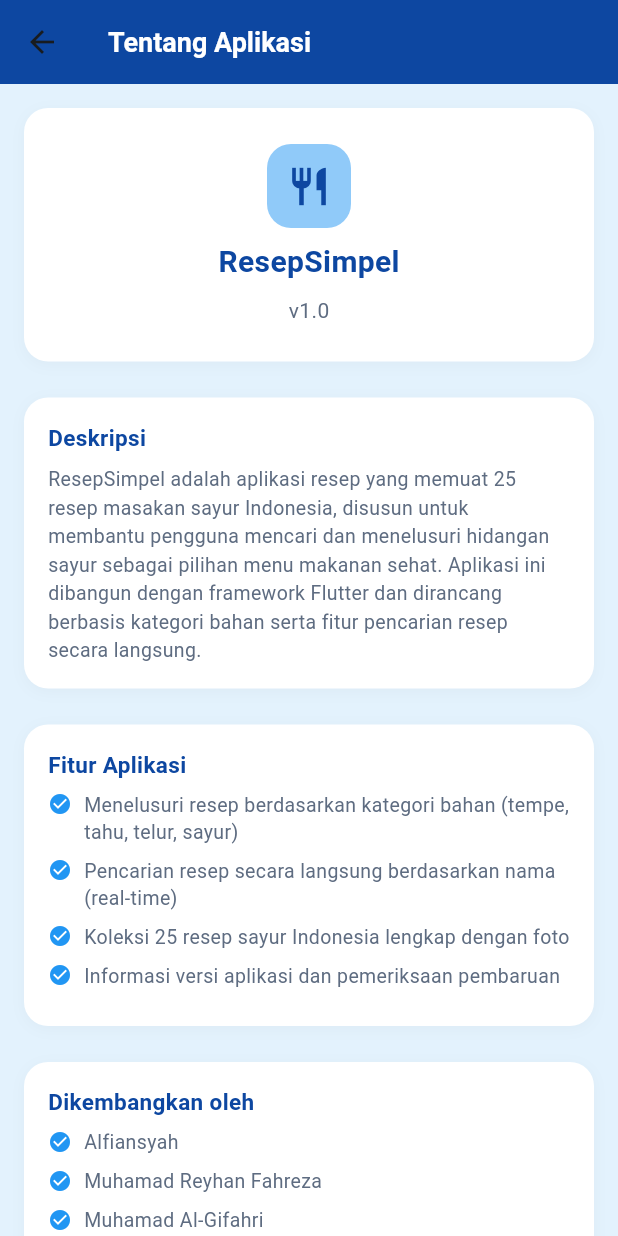
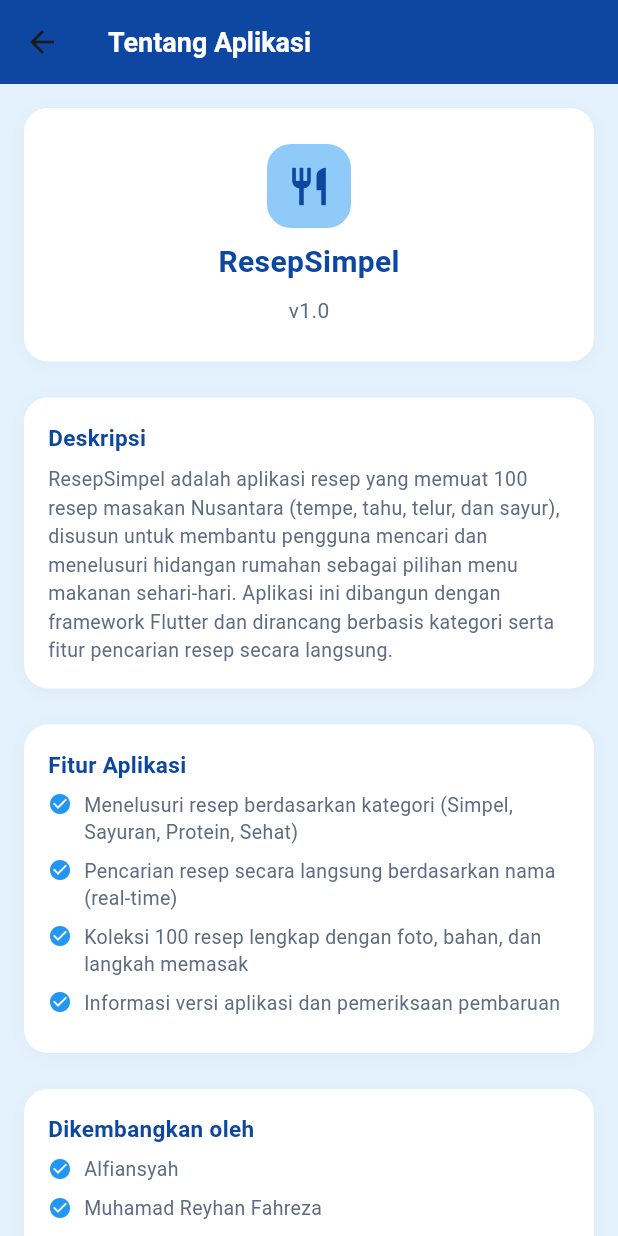
Before and after one commit to alfy4one/ResepSimpel, a Flutter app: the AboutPage screen opened directly, on a phone screen of 412 x 824 dp. Run offline on Flutter 3.47's test engine with Material 3 defaults, Android fonts, the phone set to English and light mode, and no system bars; our stand-ins replace open_filex.

Commit message:
Search: match nama saja (bukan bahan); About: 100 resep Nusantara; hapus list dummy lama

```diff
--- a/lib/main.dart
+++ b/lib/main.dart
@@ -11,17 +11,6 @@
 import 'services/update_service.dart';
 
 void main() => runApp(const AppResep());
-
-// 25 resep sayur (nama dari file foto di ~/Downloads/foto/)
-const List<String> resep = [
-  'Sayur Bening Bayam', 'Tumis Kangkung', 'Sayur Asem', 'Capcay',
-  'Tumis Wortel Buncis', 'Sayur Lodeh', 'Tumis Sawi Hijau', 'Tumis Kol',
-  'Tumis Tauge', 'Sayur Sop', 'Tumis Pare', 'Tumis Labu Siam',
-  'Tumis Genjer', 'Tumis Daun Singkong', 'Tumis Kacang Panjang',
-  'Sayur Bening Oyong', 'Tumis Brokoli', 'Tumis Kembang Kol',
-  'Sayur Bobor Bayam', 'Tumis Terong', 'Tumis Pakcoy', 'Tumis Jagung Muda',
-  'Sayur Bening Labu Siam', 'Tumis Rebung', 'Tumis Tahu Sayuran',
-];
 
 // Palet app — palet biru Material (swatch 2026-09-24), aturan:
 //  Warna 60-30-10:
@@ -404,10 +393,12 @@
   List<Resep> _filteredResep() {
     final q = _query.trim().toLowerCase();
     if (q.isEmpty) return daftarResep;
-    return daftarResep.where((r) =>
-      r.nama.toLowerCase().contains(q) ||
-      r.bahan.any((b) => b.toLowerCase().contains(q))
-    ).toList();
+    // Sesuai keputusan alf: match NAMA resep saja, jangan masuk ke daftar bahan
+    // (mis. search "ayam" tidak boleh menonjolkan "Tempe Telur Dadar"
+    // cuma karena bahannya ada "telur ayam").
+    return daftarResep
+        .where((r) => r.nama.toLowerCase().contains(q))
+        .toList();
   }
 
   @override
@@ -877,16 +868,17 @@
   const AboutPage({super.key});
 
   static const _deskripsi =
-      'ResepSimpel adalah aplikasi resep yang memuat 25 resep masakan '
-      'sayur Indonesia, disusun untuk membantu pengguna mencari dan '
-      'menelusuri hidangan sayur sebagai pilihan menu makanan sehat. '
-      'Aplikasi ini dibangun dengan framework Flutter dan dirancang '
-      'berbasis kategori bahan serta fitur pencarian resep secara langsung.';
+      'ResepSimpel adalah aplikasi resep yang memuat 100 resep masakan '
+      'Nusantara (tempe, tahu, telur, dan sayur), disusun untuk membantu '
+      'pengguna mencari dan menelusuri hidangan rumahan sebagai pilihan '
+      'menu makanan sehari-hari. Aplikasi ini dibangun dengan framework '
+      'Flutter dan dirancang berbasis kategori serta fitur pencarian '
+      'resep secara langsung.';
 
   static const _fitur = [
-    'Menelusuri resep berdasarkan kategori bahan (tempe, tahu, telur, sayur)',
+    'Menelusuri resep berdasarkan kategori (Simpel, Sayuran, Protein, Sehat)',
     'Pencarian resep secara langsung berdasarkan nama (real-time)',
-    'Koleksi 25 resep sayur Indonesia lengkap dengan foto',
+    'Koleksi 100 resep lengkap dengan foto, bahan, dan langkah memasak',
     'Informasi versi aplikasi dan pemeriksaan pembaruan',
   ];
 
```
